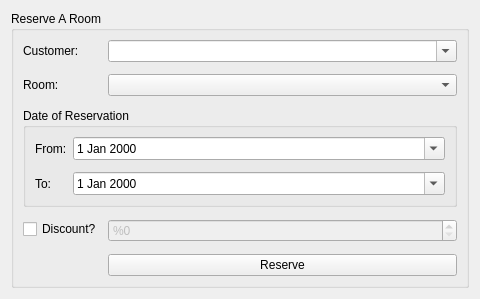
This is src/main/resources/base/newReservation.ui in dagayveggi/HotelManagementSystem as Qt 5 draws it before an edit. The edited form follows.
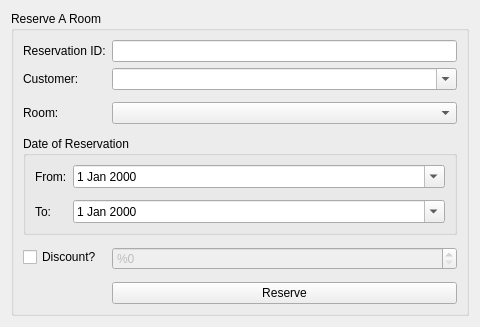
This is the edited form. Icons and pictures are not drawn.

Commit message: Isolating UI editing and compiling for workflow

What changed in the file:
```diff
--- a/src/main/resources/base/newReservation.ui
+++ b/src/main/resources/base/newReservation.ui
@@ -7,7 +7,7 @@
     <x>0</x>
     <y>0</y>
     <width>480</width>
-    <height>291</height>
+    <height>319</height>
    </rect>
   </property>
   <property name="baseSize">
@@ -28,31 +28,31 @@
         <string>Reserve A Room</string>
        </property>
        <layout class="QFormLayout" name="formLayout">
-        <item row="2" column="0">
+        <item row="3" column="0">
          <widget class="QLabel" name="label_3">
           <property name="text">
            <string>Customer:</string>
           </property>
          </widget>
         </item>
-        <item row="2" column="1">
+        <item row="3" column="1">
          <widget class="QComboBox" name="comboBox">
           <property name="editable">
            <bool>true</bool>
           </property>
          </widget>
         </item>
-        <item row="4" column="0">
+        <item row="5" column="0">
          <widget class="QLabel" name="label_4">
           <property name="text">
            <string>Room:</string>
           </property>
          </widget>
         </item>
-        <item row="4" column="1">
+        <item row="5" column="1">
          <widget class="QComboBox" name="comboBox_2"/>
         </item>
-        <item row="7" column="0" colspan="2">
+        <item row="8" column="0" colspan="2">
          <widget class="QGroupBox" name="groupBox_2">
           <property name="title">
            <string>Date of Reservation</string>
@@ -105,14 +105,14 @@
           </layout>
          </widget>
         </item>
-        <item row="10" column="0">
+        <item row="11" column="0">
          <widget class="QCheckBox" name="checkBox">
           <property name="text">
            <string>Discount?</string>
           </property>
          </widget>
         </item>
-        <item row="10" column="1">
+        <item row="11" column="1">
          <widget class="QSpinBox" name="spinBox">
           <property name="enabled">
            <bool>false</bool>
@@ -131,14 +131,14 @@
           </property>
          </widget>
         </item>
-        <item row="12" column="1">
+        <item row="13" column="1">
          <widget class="QPushButton" name="pushButton">
           <property name="text">
            <string>Reserve</string>
           </property>
          </widget>
         </item>
-        <item row="6" column="0">
+        <item row="7" column="0">
          <spacer name="verticalSpacer">
           <property name="orientation">
            <enum>Qt::Vertical</enum>
@@ -151,7 +151,7 @@
           </property>
          </spacer>
         </item>
-        <item row="9" column="0">
+        <item row="10" column="0">
          <spacer name="verticalSpacer_2">
           <property name="orientation">
            <enum>Qt::Vertical</enum>
@@ -164,7 +164,7 @@
           </property>
          </spacer>
         </item>
-        <item row="11" column="1">
+        <item row="12" column="1">
          <spacer name="verticalSpacer_3">
           <property name="orientation">
            <enum>Qt::Vertical</enum>
@@ -177,7 +177,7 @@
           </property>
          </spacer>
         </item>
-        <item row="3" column="1">
+        <item row="4" column="1">
          <spacer name="verticalSpacer_5">
           <property name="orientation">
            <enum>Qt::Vertical</enum>
@@ -190,6 +190,16 @@
           </property>
          </spacer>
         </item>
+        <item row="2" column="0">
+         <widget class="QLabel" name="label_5">
+          <property name="text">
+           <string>Reservation ID:</string>
+          </property>
+         </widget>
+        </item>
+        <item row="2" column="1">
+         <widget class="QLineEdit" name="lineEdit"/>
+        </item>
        </layout>
       </widget>
      </item>
```
Left out of the diff: 16 changed lines with no effect on the pictures. The commit also changes 7 other files.
